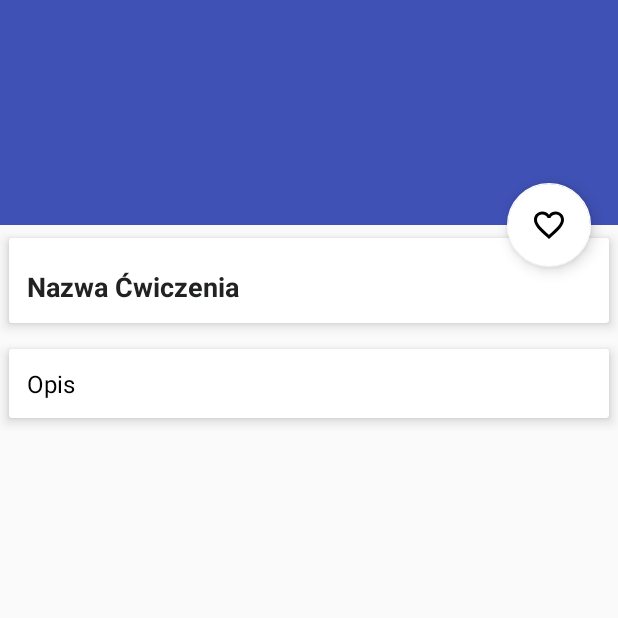
After one commit to czarek2371/StreetWorkoutApp, an Android app: the DetailsOfExercise screen opened directly, with no data from a screen before it, on a phone screen of 412 x 824 dp, the top half of it. The commit adds this screen. Run offline under Robolectric (Android 15) with nearby library versions, the phone set to English and light mode, and no system bars; our stand-ins replace Firebase (no records; nobody signed in at launch, a user with empty details on screens opened directly), Picasso; 1 statement that could not run was skipped.

Commit message:
Opis ćwiczeń

```diff
--- a/app/src/main/AndroidManifest.xml
+++ b/app/src/main/AndroidManifest.xml
@@ -27,7 +27,8 @@
             android:name=".LeftMenu"
             android:label="@string/title_activity_left_menu"
             android:theme="@style/AppTheme" />
-        <activity android:name=".SetOfExercises"></activity>
+        <activity android:name=".SetOfExercises" />
+        <activity android:name=".DetailsOfExercise"></activity>
     </application>
 
 </manifest>
--- /dev/null
+++ b/app/src/main/java/com/example/ccc/streetworkoutapp/DetailsOfExercise.java
@@ -0,0 +1,85 @@
+package com.example.ccc.streetworkoutapp;
+
+import android.os.Bundle;
+import android.support.design.widget.CollapsingToolbarLayout;
+import android.support.design.widget.FloatingActionButton;
+import android.support.v7.app.AppCompatActivity;
+import android.widget.ImageView;
+import android.widget.TextView;
+
+import com.example.ccc.streetworkoutapp.Model.Set;
+import com.google.firebase.database.DataSnapshot;
+import com.google.firebase.database.DatabaseError;
+import com.google.firebase.database.DatabaseReference;
+import com.google.firebase.database.FirebaseDatabase;
+import com.google.firebase.database.ValueEventListener;
+import com.squareup.picasso.Picasso;
+
+public class DetailsOfExercise extends AppCompatActivity {
+
+
+    TextView exercise_name, exercise_description;
+    ImageView img_exercise;
+    CollapsingToolbarLayout collapsingToolbarLayout;
+    FloatingActionButton btnFavorite;
+
+
+    String exerciseId = "";
+
+    FirebaseDatabase database;
+    DatabaseReference exercises;
+
+    @Override
+    protected void onCreate(Bundle savedInstanceState) {
+        super.onCreate(savedInstanceState);
+        setContentView(R.layout.activity_details_of_exercise);
+
+        //firebase
+        database = FirebaseDatabase.getInstance();
+        exercises = database.getReference("Set_Of_Exercises");
+
+        //Init view
+        exercise_name = (TextView) findViewById(R.id.exercise_name);
+        exercise_description = (TextView) findViewById(R.id.exercise_description);
+        img_exercise = (ImageView) findViewById(R.id.img_exercise);
+
+        collapsingToolbarLayout = (CollapsingToolbarLayout) findViewById(R.id.collapsing);
+        collapsingToolbarLayout.setExpandedTitleTextAppearance(R.style.TextAppearance_Design_CollapsingToolbar_Expanded);
+        collapsingToolbarLayout.setCollapsedTitleTextAppearance(R.style.Widget_Design_CollapsingToolbar);
+
+        //get food id from intent
+        if (getIntent() != null)
+            exerciseId = getIntent().getStringExtra("ExerciseId");
+        if (!exerciseId.isEmpty()) {
+            getDetailsOfExercise(exerciseId);
+        }
+
+
+    }
+
+    private void getDetailsOfExercise(final String exerciseId) {
+        exercises.child(exerciseId).addValueEventListener(new ValueEventListener() {
+            @Override
+            public void onDataChange(DataSnapshot dataSnapshot) {
+                Set setOfExercise = dataSnapshot.getValue(Set.class);
+
+                //set image
+                Picasso.with(getBaseContext()).load(setOfExercise.getImage())
+                        .into(img_exercise);
+
+                collapsingToolbarLayout.setTitle(setOfExercise.getName());
+
+
+                exercise_name.setText(setOfExercise.getName());
+
+                exercise_description.setText(setOfExercise.getDescription());
+
+            }
+
+            @Override
+            public void onCancelled(DatabaseError databaseError) {
+
+            }
+        });
+    }
+}
--- a/app/src/main/java/com/example/ccc/streetworkoutapp/SetOfExercises.java
+++ b/app/src/main/java/com/example/ccc/streetworkoutapp/SetOfExercises.java
@@ -1,5 +1,6 @@
 package com.example.ccc.streetworkoutapp;
 
+import android.content.Intent;
 import android.os.Bundle;
 import android.support.annotation.NonNull;
 import android.support.v7.app.AppCompatActivity;
@@ -8,7 +9,6 @@ import android.support.v7.widget.RecyclerView;
 import android.view.LayoutInflater;
 import android.view.View;
 import android.view.ViewGroup;
-import android.widget.Toast;
 
 import com.example.ccc.streetworkoutapp.Interface.ItemClickListener;
 import com.example.ccc.streetworkoutapp.Model.Set;
@@ -74,7 +74,9 @@ public class SetOfExercises extends AppCompatActivity {
                     @Override
                     public void onClick(View view, int position, boolean isLongClick) {
                         //start new activity
-                        Toast.makeText(SetOfExercises.this, "" + local.getName(), Toast.LENGTH_SHORT).show();
+                        Intent detailsOfExcercise = new Intent(SetOfExercises.this, DetailsOfExercise.class);
+                        detailsOfExcercise.putExtra("ExerciseId", adapter.getRef(position).getKey()); //send exercise id to new activity
+                        startActivity(detailsOfExcercise);
 
                     }
                 });
--- /dev/null
+++ b/app/src/main/res/drawable/ic_favorite_border_black_24dp.xml
@@ -0,0 +1,9 @@
+<vector xmlns:android="http://schemas.android.com/apk/res/android"
+    android:width="24dp"
+    android:height="24dp"
+    android:viewportWidth="24.0"
+    android:viewportHeight="24.0">
+    <path
+        android:fillColor="#FF000000"
+        android:pathData="M16.5,3c-1.74,0 -3.41,0.81 -4.5,2.09C10.91,3.81 9.24,3 7.5,3 4.42,3 2,5.42 2,8.5c0,3.78 3.4,6.86 8.55,11.54L12,21.35l1.45,-1.32C18.6,15.36 22,12.28 22,8.5 22,5.42 19.58,3 16.5,3zM12.1,18.55l-0.1,0.1 -0.1,-0.1C7.14,14.24 4,11.39 4,8.5 4,6.5 5.5,5 7.5,5c1.54,0 3.04,0.99 3.57,2.36h1.87C13.46,5.99 14.96,5 16.5,5c2,0 3.5,1.5 3.5,3.5 0,2.89 -3.14,5.74 -7.9,10.05z" />
+</vector>
--- /dev/null
+++ b/app/src/main/res/layout/activity_details_of_exercise.xml
@@ -0,0 +1,119 @@
+<?xml version="1.0" encoding="utf-8"?>
+<android.support.design.widget.CoordinatorLayout xmlns:android="http://schemas.android.com/apk/res/android"
+    xmlns:app="http://schemas.android.com/apk/res-auto"
+    xmlns:tools="http://schemas.android.com/tools"
+    android:layout_width="match_parent"
+    android:layout_height="match_parent"
+    tools:context="com.example.ccc.streetworkoutapp.DetailsOfExercise">
+
+
+    <android.support.design.widget.AppBarLayout
+        android:id="@+id/app_bar_layout"
+        android:layout_width="match_parent"
+        android:layout_height="wrap_content"
+        android:theme="@style/ThemeOverlay.AppCompat.Dark.ActionBar"
+        android:fitsSystemWindows="true">
+
+        <android.support.design.widget.CollapsingToolbarLayout
+            android:id="@+id/collapsing"
+            android:layout_width="match_parent"
+            android:layout_height="150dp"
+            android:fitsSystemWindows="true"
+            app:layout_scrollFlags="scroll|exitUntilCollapsed"
+            app:contentScrim="#0e0d0e"
+            app:expandedTitleTextAppearance="@android:color/transparent">
+
+            <ImageView
+                android:id="@+id/img_exercise"
+                android:layout_width="match_parent"
+                android:layout_height="match_parent"
+                android:contentDescription="@null"
+                android:scaleType="centerCrop"
+                app:layout_collapseMode="parallax" />
+
+            <android.support.v7.widget.Toolbar
+                android:id="@+id/toolbar"
+                android:title="Nazwa Ćwiczenia"
+                android:layout_width="match_parent"
+                android:layout_height="?attr/actionBarSize"
+                app:popupTheme="@style/ThemeOverlay.AppCompat.Light"
+                app:layout_collapseMode="parallax" />
+
+        </android.support.design.widget.CollapsingToolbarLayout>
+
+    </android.support.design.widget.AppBarLayout>
+
+    <android.support.design.widget.FloatingActionButton
+        android:id="@+id/btnFavorite"
+        android:src="@drawable/ic_favorite_border_black_24dp"
+        app:backgroundTint="@android:color/white"
+        android:layout_width="wrap_content"
+        android:layout_height="wrap_content"
+        app:elevation="6dp"
+        app:pressedTranslationZ="12dp"
+        app:layout_anchor="@id/app_bar_layout"
+        app:layout_anchorGravity="bottom|right|end"
+        app:useCompatPadding="true" />
+
+    <android.support.v4.widget.NestedScrollView
+        android:id="@+id/nestedScrollView"
+        android:clipToPadding="false"
+        android:layout_width="match_parent"
+        android:layout_height="match_parent"
+        app:layout_behavior="@string/appbar_scrolling_view_behavior">
+
+        <LinearLayout
+            android:orientation="vertical"
+            android:layout_width="match_parent"
+            android:layout_height="wrap_content">
+
+            <android.support.v7.widget.CardView
+                android:layout_width="match_parent"
+                android:layout_height="wrap_content"
+                app:cardElevation="5dp"
+                app:cardUseCompatPadding="true">
+
+                <LinearLayout
+                    android:orientation="vertical"
+                    android:layout_width="match_parent"
+                    android:layout_height="wrap_content">
+
+                    <TextView
+                        android:id="@+id/exercise_name"
+                        android:text="Nazwa Ćwiczenia"
+                        android:layout_marginTop="8dp"
+                        android:padding="12dp"
+                        android:textColor="@color/black"
+                        android:textSize="18sp"
+                        android:textStyle="bold"
+                        android:layout_width="wrap_content"
+                        android:layout_height="wrap_content" />
+
+
+                </LinearLayout>
+
+            </android.support.v7.widget.CardView>
+
+            <android.support.v7.widget.CardView
+                android:layout_width="match_parent"
+                android:layout_height="wrap_content"
+                app:cardElevation="5dp"
+                app:cardUseCompatPadding="true">
+
+                <TextView
+                    android:id="@+id/exercise_description"
+                    android:lineSpacingMultiplier="1.5"
+                    android:padding="12dp"
+                    android:text="Opis"
+                    android:textColor="@android:color/black"
+                    android:textSize="16sp"
+                    android:layout_width="wrap_content"
+                    android:layout_height="wrap_content" />
+            </android.support.v7.widget.CardView>
+
+        </LinearLayout>
+
+    </android.support.v4.widget.NestedScrollView>
+
+
+</android.support.design.widget.CoordinatorLayout>
--- a/app/src/main/res/values/styles.xml
+++ b/app/src/main/res/values/styles.xml
@@ -12,4 +12,15 @@
 
     <style name="AppTheme.PopupOverlay" parent="ThemeOverlay.AppCompat.Light" />
 
+    <style name="CollapsedAppbar" parent="@android:style/TextAppearance.Medium">
+        <item name="android:textSize">24sp</item>
+        <item name="android:textColor">@android:color/white</item>
+        <item name="android:textStyle">normal</item>
+    </style>
+
+    <style name="ExpendedAppbar" parent="@android:style/TextAppearance.Material.Title">
+        <item name="android:textColor">@color/colorPrimary</item>
+        <item name="android:textStyle">normal</item>
+    </style>
+
 </resources>
```
